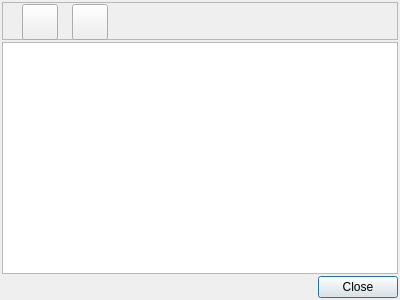
Old version of the form printformdlg.ui in the repository big-pond/Fingram.
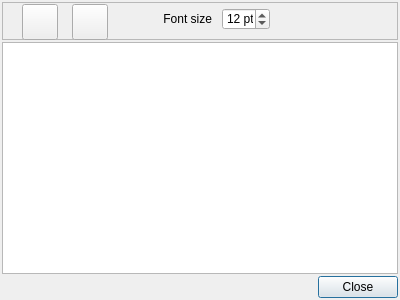
New version of the form. Icons and pictures are not drawn.

```diff
--- a/printformdlg.ui
+++ b/printformdlg.ui
@@ -101,6 +101,47 @@
        </size>
       </property>
      </widget>
+     <widget class="QLabel" name="label">
+      <property name="geometry">
+       <rect>
+        <x>130</x>
+        <y>10</y>
+        <width>80</width>
+        <height>14</height>
+       </rect>
+      </property>
+      <property name="text">
+       <string>Font size</string>
+      </property>
+      <property name="alignment">
+       <set>Qt::AlignRight|Qt::AlignTrailing|Qt::AlignVCenter</set>
+      </property>
+     </widget>
+     <widget class="QSpinBox" name="sbFontHeight">
+      <property name="geometry">
+       <rect>
+        <x>220</x>
+        <y>6</y>
+        <width>48</width>
+        <height>22</height>
+       </rect>
+      </property>
+      <property name="toolTip">
+       <string>Questionnaire text font size</string>
+      </property>
+      <property name="suffix">
+       <string> pt</string>
+      </property>
+      <property name="minimum">
+       <number>8</number>
+      </property>
+      <property name="maximum">
+       <number>14</number>
+      </property>
+      <property name="value">
+       <number>12</number>
+      </property>
+     </widget>
     </widget>
    </item>
    <item>
```
